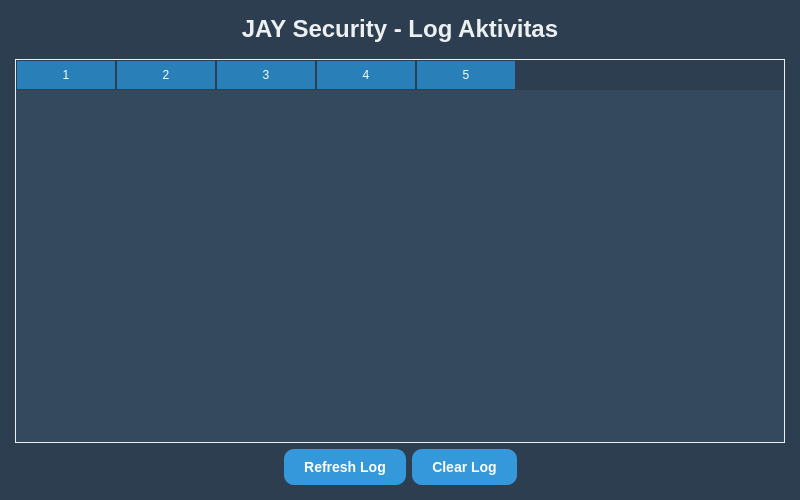
The window that ui/logs_window.ui (DickyKoridama/Jay-Security) describes before a commit, drawn with Qt 5.
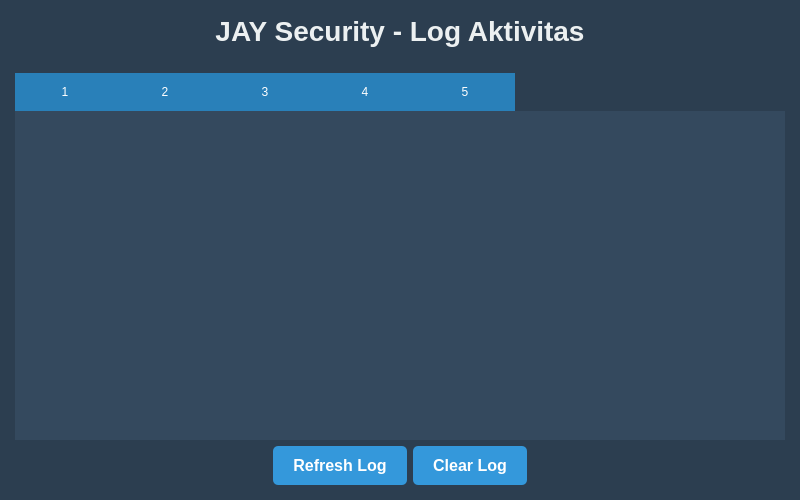
The same window after the commit.

Patch:
```diff
--- a/ui/logs_window.ui
+++ b/ui/logs_window.ui
@@ -19,22 +19,25 @@
 QWidget {
     background-color: #2c3e50;
     color: #ecf0f1;
+    font-family: 'Arial', sans-serif;
 }
 
 QLabel {
-    font-size: 24px;
+    font-size: 28px;
     font-weight: bold;
     color: #ecf0f1;
-    margin-bottom: 10px;
+    margin-bottom: 20px;
 }
 
 QPushButton {
     background-color: #3498db;
     color: white;
     padding: 10px 20px;
-    border-radius: 10px;
-    font-size: 14px;
+    border-radius: 5px;
+    font-size: 16px;
     font-weight: bold;
+    border: none;
+    transition: background-color 0.3s;
 }
 
 QPushButton:hover {
@@ -44,16 +47,44 @@
 QTableWidget {
     background-color: #34495e;
     color: #ecf0f1;
-    border: 1px solid #ecf0f1;
+    border: none;
+}
+
+QTableWidget::item {
+    padding: 10px;
 }
 
 QHeaderView::section {
     background-color: #2980b9;
     color: white;
-    padding: 5px;
-    border: 1px solid #2c3e50;
+    padding: 10px;
+    border: none;
 }
 
+QHeaderView {
+    border: none;
+}
+
+QScrollBar:vertical {
+    border: none;
+    background: #34495e;
+    width: 10px;
+    margin: 22px 0 22px 0;
+}
+
+QScrollBar::handle:vertical {
+    background: #2980b9;
+    min-height: 20px;
+}
+
+QScrollBar::add-line:vertical, QScrollBar::sub-line:vertical {
+    background: none;
+    height: 0;
+}
+
+QScrollBar::up-arrow:vertical, QScrollBar::down-arrow:vertical {
+    background: none;
+}
     </string>
    </property>
    <layout class="QVBoxLayout" name="verticalLayout">
@@ -120,7 +151,7 @@
        </spacer>
       </item>
       <item>
-       <widget class="QPushButton" name="refreshButton">
+        <widget class="QPushButton" name="refreshButton">
         <property name="text">
          <string>Refresh Log</string>
         </property>
```
